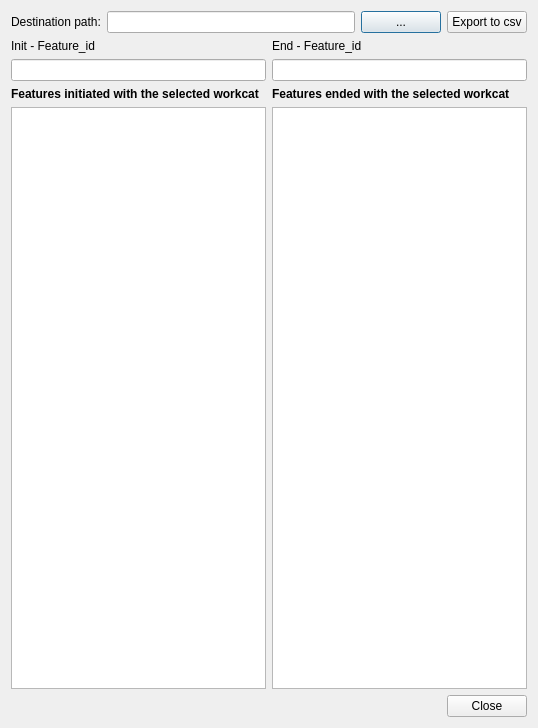
Giswater/giswater_qgis_plugin, file search/ui/list_items.ui: the form before one commit.
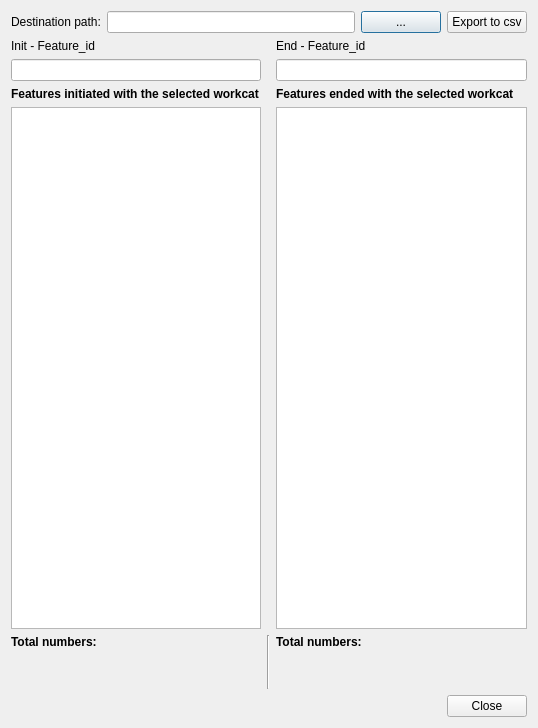
The form after the commit.

Commit message: Merge 'issue490' into 'dev-3.1'  (#492)

Diff of the .ui file:
```diff
--- a/search/ui/list_items.ui
+++ b/search/ui/list_items.ui
@@ -50,13 +50,88 @@
    </item>
    <item>
     <layout class="QGridLayout" name="gridLayout">
+     <property name="topMargin">
+      <number>0</number>
+     </property>
+     <item row="6" column="0">
+      <layout class="QGridLayout" name="gridLayout_7">
+       <item row="0" column="0">
+        <widget class="QLabel" name="label_2">
+         <property name="text">
+          <string>&lt;html&gt;&lt;head/&gt;&lt;body&gt;&lt;p&gt;&lt;span style=&quot; font-weight:600;&quot;&gt;Total numbers:&lt;/span&gt;&lt;/p&gt;&lt;/body&gt;&lt;/html&gt;</string>
+         </property>
+        </widget>
+       </item>
+       <item row="1" column="2">
+        <widget class="QLabel" name="lbl_total_gully">
+         <property name="text">
+          <string/>
+         </property>
+        </widget>
+       </item>
+       <item row="1" column="1">
+        <widget class="QLabel" name="lbl_total_connec">
+         <property name="text">
+          <string/>
+         </property>
+        </widget>
+       </item>
+       <item row="2" column="0">
+        <widget class="QLabel" name="lbl_total_node">
+         <property name="text">
+          <string/>
+         </property>
+        </widget>
+       </item>
+       <item row="2" column="1">
+        <widget class="QLabel" name="lbl_total_element">
+         <property name="text">
+          <string/>
+         </property>
+        </widget>
+       </item>
+       <item row="1" column="0">
+        <widget class="QLabel" name="lbl_total_arc">
+         <property name="text">
+          <string/>
+         </property>
+        </widget>
+       </item>
+       <item row="2" column="2">
+        <widget class="QLabel" name="lbl_length">
+         <property name="text">
+          <string/>
+         </property>
+        </widget>
+       </item>
+      </layout>
+     </item>
+     <item row="3" column="2">
+      <widget class="QTableView" name="tbl_psm_end"/>
+     </item>
+     <item row="2" column="0">
+      <widget class="QLabel" name="label_4">
+       <property name="font">
+        <font>
+         <weight>75</weight>
+         <bold>true</bold>
+        </font>
+       </property>
+       <property name="text">
+        <string>Features initiated with the selected workcat</string>
+       </property>
+      </widget>
+     </item>
+     <item row="1" column="0">
+      <widget class="QLineEdit" name="txt_name"/>
+     </item>
      <item row="3" column="0">
       <widget class="QTableView" name="tbl_psm"/>
      </item>
-     <item row="1" column="1">
+     <item row="1" column="2">
       <widget class="QLineEdit" name="txt_name_end"/>
      </item>
-     <item row="0" column="1">
+     <item row="0" column="2">
       <widget class="QLabel" name="label_end">
        <property name="text">
         <string>End - Feature_id</string>
@@ -70,26 +145,7 @@
        </property>
       </widget>
      </item>
-     <item row="1" column="0">
-      <widget class="QLineEdit" name="txt_name"/>
-     </item>
-     <item row="3" column="1">
-      <widget class="QTableView" name="tbl_psm_end"/>
-     </item>
-     <item row="2" column="0">
-      <widget class="QLabel" name="label_4">
-       <property name="font">
-        <font>
-         <weight>75</weight>
-         <bold>true</bold>
-        </font>
-       </property>
-       <property name="text">
-        <string>Features initiated with the selected workcat</string>
-       </property>
-      </widget>
-     </item>
-     <item row="2" column="1">
+     <item row="2" column="2">
       <widget class="QLabel" name="label_5">
        <property name="font">
         <font>
@@ -102,6 +158,66 @@
        </property>
       </widget>
      </item>
+     <item row="6" column="1">
+      <widget class="Line" name="line">
+       <property name="orientation">
+        <enum>Qt::Vertical</enum>
+       </property>
+      </widget>
+     </item>
+     <item row="6" column="2">
+      <layout class="QGridLayout" name="gridLayout_8">
+       <item row="1" column="1">
+        <widget class="QLabel" name="lbl_total_connec_end">
+         <property name="text">
+          <string/>
+         </property>
+        </widget>
+       </item>
+       <item row="1" column="0">
+        <widget class="QLabel" name="lbl_total_arc_end">
+         <property name="text">
+          <string/>
+         </property>
+        </widget>
+       </item>
+       <item row="2" column="0">
+        <widget class="QLabel" name="lbl_total_node_end">
+         <property name="text">
+          <string/>
+         </property>
+        </widget>
+       </item>
+       <item row="1" column="2">
+        <widget class="QLabel" name="lbl_total_gully_end">
+         <property name="text">
+          <string/>
+         </property>
+        </widget>
+       </item>
+       <item row="2" column="1">
+        <widget class="QLabel" name="lbl_total_element_end">
+         <property name="text">
+          <string/>
+         </property>
+        </widget>
+       </item>
+       <item row="0" column="0">
+        <widget class="QLabel" name="label_6">
+         <property name="text">
+          <string>&lt;html&gt;&lt;head/&gt;&lt;body&gt;&lt;p&gt;&lt;span style=&quot; font-weight:600;&quot;&gt;Total numbers:&lt;/span&gt;&lt;/p&gt;&lt;/body&gt;&lt;/html&gt;</string>
+         </property>
+        </widget>
+       </item>
+       <item row="2" column="2">
+        <widget class="QLabel" name="lbl_length_end">
+         <property name="text">
+          <string/>
+         </property>
+        </widget>
+       </item>
+      </layout>
+     </item>
     </layout>
    </item>
    <item>
```
Left out of the diff: 4 changed lines with no effect on the pictures. The commit also changes 2 other files.
